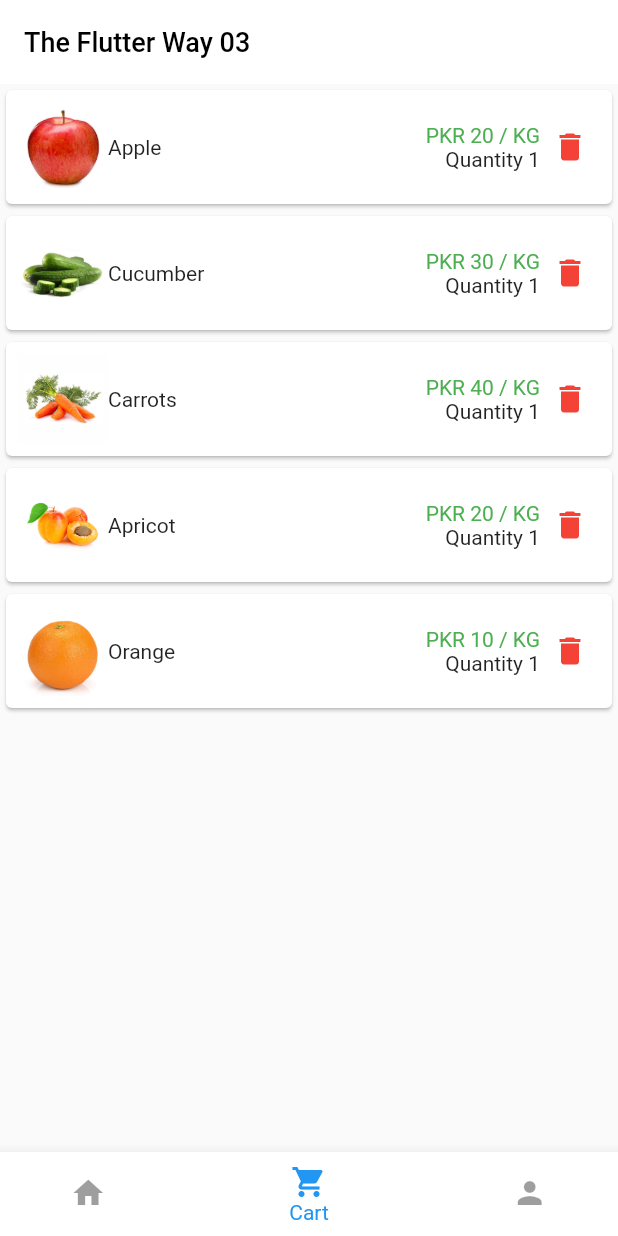
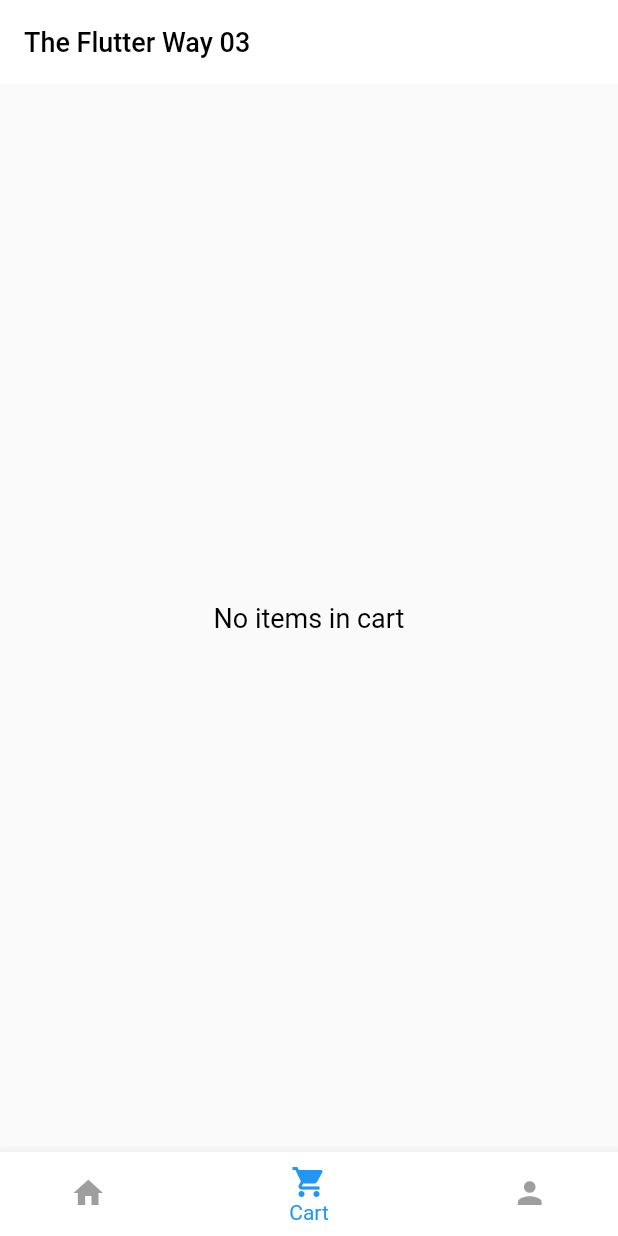
Before and after one commit to abdulazizniazi-mset/introduction-to-flutter-and-dart, a Flutter app: the screen it shows after launch, item 2 of the bottom bar chosen, on a phone screen of 412 x 824 dp. Run offline on Flutter 3.47's test engine with Material 2 defaults, Android fonts, the phone set to English and light mode, and no system bars.

Commit message:
Assigment 3 + 4

```diff
--- a/lib/bottom_nav.dart
+++ b/lib/bottom_nav.dart
@@ -1,11 +1,13 @@
 import 'package:flutter/material.dart';
+import 'package:introduction_to_flutter_and_dart/cart_manager.dart';
+import 'package:provider/provider.dart';
 
 import 'data/strings.dart';
 
 class AppBottomNav extends StatefulWidget {
   AppBottomNav({super.key, required this.onIndexChanged});
+
   final Function onIndexChanged;
-
 
   @override
   State<AppBottomNav> createState() => _AppBottomNavState();
@@ -15,28 +17,37 @@ class _AppBottomNavState extends State<AppBottomNav> {
   int currentIndex = 0;
   @override
   Widget build(BuildContext context) {
+    final cartProvider = Provider.of<CartManager>(context);
+
+    return ListenableBuilder(
+      listenable: cartProvider,
+      builder: (context, child){
         return BottomNavigationBar(
             currentIndex: currentIndex,
             selectedItemColor: Colors.blue,
             unselectedItemColor: Colors.black38,
-        onTap: (index) => setState(() => {
-          currentIndex = index,
-          widget.onIndexChanged(index)
-        }),
+            onTap: (index) => setState(
+                    () => {currentIndex = index, widget.onIndexChanged(index)}),
             type: BottomNavigationBarType.shifting,
-        items: const [
-          BottomNavigationBarItem(
+            items: [
+              const BottomNavigationBarItem(
                   icon: Icon(Icons.home),
-              label:  Strings.home,
+                  label: Strings.home,
                   backgroundColor: Colors.white),
               BottomNavigationBarItem(
-              icon: Icon(Icons.shopping_cart),
+                  icon: Badge(
+                    isLabelVisible: cartProvider.count > 0,
+                    label: Text(cartProvider.count.toString()),
+                    child: const Icon(Icons.shopping_cart),
+                  ),
                   label: Strings.cart,
                   backgroundColor: Colors.white),
-          BottomNavigationBarItem(
+              const BottomNavigationBarItem(
                   icon: Icon(Icons.person),
                   label: Strings.profile,
                   backgroundColor: Colors.white),
             ]);
+      },
+    );
   }
 }
--- a/lib/cart.dart
+++ b/lib/cart.dart
@@ -1,24 +1,25 @@
 import 'package:flutter/material.dart';
-import 'package:introduction_to_flutter_and_dart/data/models/grocery_item.dart';
-import 'package:introduction_to_flutter_and_dart/util/mock.dart';
+import 'package:introduction_to_flutter_and_dart/cart_manager.dart';
+import 'package:provider/provider.dart';
 
 import 'data/styles.dart';
 
 class CartScreen extends StatefulWidget {
-  CartScreen({super.key});
-
+  const CartScreen({super.key});
 
   @override
   State<CartScreen> createState() => _CartScreenState();
 }
 
 class _CartScreenState extends State<CartScreen> {
-  List<GroceryItem> groceryItems=MockData().groceryItems;
-
   @override
   Widget build(BuildContext context) {
-    return ListView.builder(
-      itemCount: groceryItems.length,
+    final cartProvider = Provider.of<CartManager>(context);
+
+    return cartProvider.count == 0
+        ? const Center(child: Text("No items in cart", style: TextStyles.title,))
+        : ListView.builder(
+            itemCount: cartProvider.groceryList.length,
             itemBuilder: (BuildContext context, int index) {
               return Card(
                 child: Padding(
@@ -26,9 +27,13 @@ class _CartScreenState extends State<CartScreen> {
                   child: Row(
                     mainAxisSize: MainAxisSize.max,
                     children: [
-                Image.asset(groceryItems[index].image, width: 60, height: 60,),
+                      Image.asset(
+                        cartProvider.groceryList[index].image,
+                        width: 60,
+                        height: 60,
+                      ),
                       Text(
-                  groceryItems[index].name,
+                        cartProvider.groceryList[index].name,
                         style: TextStyles.body,
                       ),
                       const Spacer(),
@@ -36,20 +41,27 @@ class _CartScreenState extends State<CartScreen> {
                         crossAxisAlignment: CrossAxisAlignment.end,
                         children: [
                           Text(
-                      "PKR ${groceryItems[index].price} / ${groceryItems[index].unit}",
+                            "PKR ${cartProvider.groceryList[index].price} / ${cartProvider.groceryList[index].unit}",
                             style: TextStyles.highlight,
                           ),
                           Text(
-                      "Quantity ${groceryItems[index].quantity}",
+                            "Quantity ${cartProvider.groceryList[index].quantity}",
                             style: TextStyles.body,
                           ),
                         ],
                       ),
-                const Padding(
-                  padding: EdgeInsets.all(8.0),
-                  child: Icon(Icons.delete,color: Colors.red,),
+                      Padding(
+                        padding: const EdgeInsets.all(8.0),
+                        child: GestureDetector(
+                          onTap: () => {
+                            cartProvider.clear(cartProvider.groceryList[index])
+                          },
+                          child: const Icon(
+                            Icons.delete,
+                            color: Colors.red,
+                          ),
+                        ),
                       )
-
                     ],
                   ),
                 ),
--- /dev/null
+++ b/lib/cart_manager.dart
@@ -0,0 +1,42 @@
+import 'package:flutter/cupertino.dart';
+import 'package:introduction_to_flutter_and_dart/data/models/grocery_item.dart';
+
+class CartManager extends ChangeNotifier{
+  static final _groceryList = <GroceryItem>[];
+  List<GroceryItem> get groceryList => _groceryList;
+  int  get count => groceryList.length;
+  void addToCart(GroceryItem item){
+    print("Adding to cart");
+    if (_existsInCart(item)){
+      _groceryList[_groceryList.indexOf(item)].quantity+=1;
+    } else {
+      _groceryList.add(item);
+    }
+    notifyListeners();
+  }
+
+  bool _existsInCart(GroceryItem item){
+    return _groceryList.contains(item);
+  }
+
+  int itemCount(GroceryItem item){
+    if (!_existsInCart(item)) {
+      return -1;
+    }
+    return _groceryList[_groceryList.indexOf(item)].quantity;
+  }
+
+  void clear(GroceryItem item){
+    _groceryList.remove(item);
+    notifyListeners();
+  }
+
+  void removeFromCart(GroceryItem item){
+    if (_existsInCart(item) && _groceryList[_groceryList.indexOf(item)].quantity > 1){
+      _groceryList[_groceryList.indexOf(item)].quantity-=1;
+    } else {
+      _groceryList.remove(item);
+    }
+    notifyListeners();
+  }
+}
--- a/lib/data/models/grocery_item.dart
+++ b/lib/data/models/grocery_item.dart
@@ -13,4 +13,14 @@ class GroceryItem {
     required this.image,
     required this.unit
   });
+
+  @override
+  bool operator ==(Object other) =>
+      other is GroceryItem &&
+          other.runtimeType == runtimeType &&
+          other.name == name;
+
+
+  @override
+  int get hashCode => name.hashCode;
 }
--- a/lib/main.dart
+++ b/lib/main.dart
@@ -1,19 +1,26 @@
 import 'package:flutter/material.dart';
+import 'package:introduction_to_flutter_and_dart/cart_manager.dart';
 import 'package:introduction_to_flutter_and_dart/component/home_list.dart';
 import 'package:introduction_to_flutter_and_dart/data/strings.dart';
 import 'package:introduction_to_flutter_and_dart/data/styles.dart';
 import 'package:introduction_to_flutter_and_dart/util/mock.dart';
+import 'package:provider/provider.dart';
 
 import 'bottom_nav.dart';
 import 'cart.dart';
 import 'data/models/grocery_item.dart';
 
 void main() {
-  runApp(HomePage());
+  runApp(
+    ChangeNotifierProvider(
+      create: (_) => CartManager(),
+      child: const HomePage(),
+    ),
+  );
 }
 
 class HomePage extends StatefulWidget {
-  HomePage({super.key});
+  const HomePage({super.key});
 
   @override
   State<StatefulWidget> createState() {
@@ -24,11 +31,9 @@ class HomePage extends StatefulWidget {
 class _HomePageState extends State<HomePage> {
   int pageIndex = 0;
   int totalItems = MockData().groceryItems.length;
-  List<GroceryItem> cartItems= [];
-  final pages = [
-    const HomeList(),
-    CartScreen()
-  ];
+  List<GroceryItem> cartItems = [];
+  late CartScreen cartScreen;
+  final pages = <StatefulWidget>[const HomeList(), const CartScreen()];
 
   void onIndexChanged(index) {
     setState(() {
--- a/pubspec.yaml
+++ b/pubspec.yaml
@@ -35,6 +35,7 @@ dependencies:
   # The following adds the Cupertino Icons font to your application.
   # Use with the CupertinoIcons class for iOS style icons.
   cupertino_icons: ^1.0.2
+  provider: ^6.1.1
 
 dev_dependencies:
   flutter_test:
```
Also changed, not shown: lib/component/list_item.dart (+18 -2 lines), pubspec.lock, 1 other file. Lines whose indentation alone changed are shown as unchanged.
